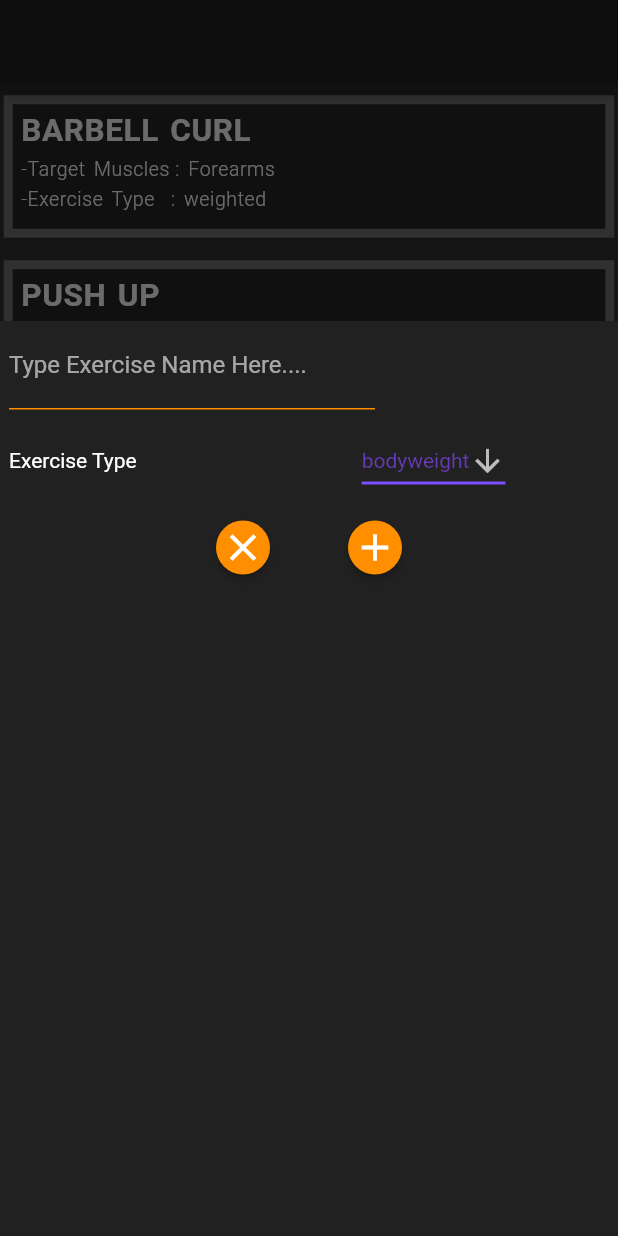
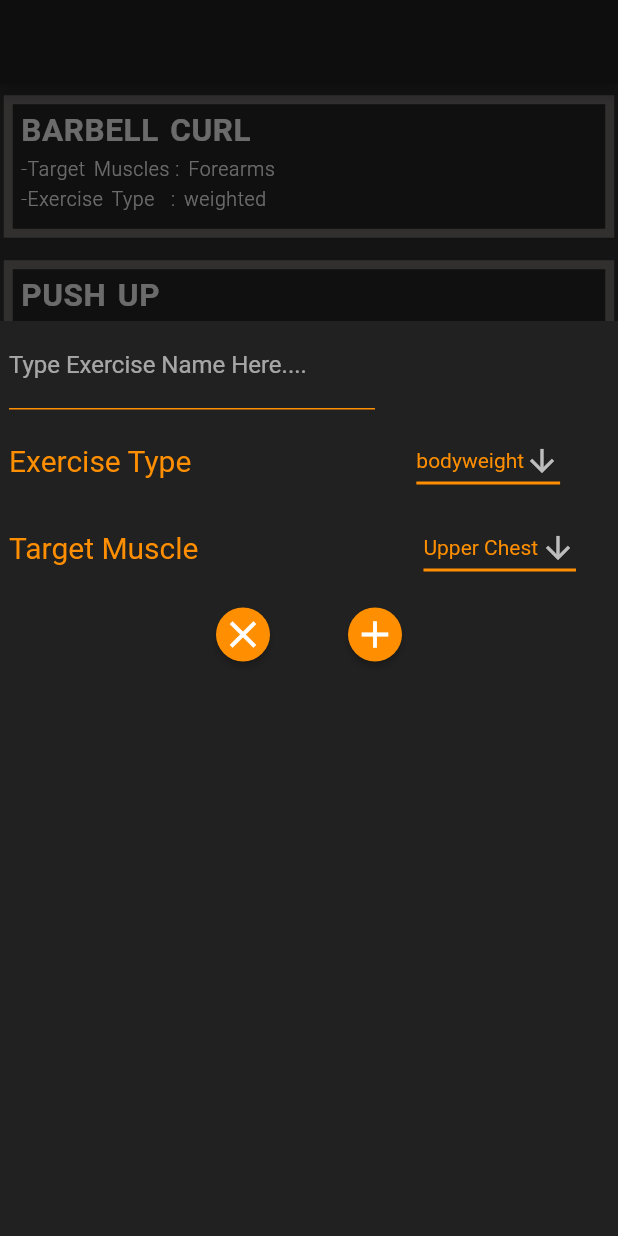
Before and after one commit to KuhakuPixel/Workout_Logger_App, a Flutter app: the screen it shows after launch, after a tap on the "add" icon, on a phone screen of 412 x 824 dp. Run offline on Flutter 3.47's test engine with Material 2 defaults, Android fonts, the phone set to English and light mode, and no system bars.

Commit message:
new changes

```diff
--- a/lib/ContentPages/page.dart
+++ b/lib/ContentPages/page.dart
@@ -6,19 +6,23 @@ class ApplicationPage extends StatelessWidget {
 
   ///this property will have some spacing specified by the constructor
   List<Widget> contentsList;
+   ///list of the widget that will be put in the modal bototm page
   List<Widget> modalPageWidgets;
-  //constructor
+  ///
   ApplicationPage({
     @required this.pageTitle,
+    ///space between the item:Workout,schedule and ect
     @required double spaceBetweenItem,
+    ///the item of the main content of the page
     @required List<Widget> itemList,
+
     @required this.modalPageWidgets,
   }) {
-    this.contentsList = BuildContentsListWidget(spaceBetweenItem, itemList);
+    this.contentsList = BuildWidgetsWithSpace(spaceBetweenItem, itemList);
   }
 
   ///returns in a list of widget with spacing between childs
-  List<Widget> BuildContentsListWidget(
+  List<Widget> BuildWidgetsWithSpace(
       double spaceBetweenItem, List<Widget> itemList) {
     List<Widget> newContentsList = [];
 
--- a/lib/CustomWidget/DetailsAndDropDown.dart
+++ b/lib/CustomWidget/DetailsAndDropDown.dart
@@ -6,6 +6,9 @@ class DropDownWithDetails extends StatelessWidget {
   final String detailStringValue;
   final List<Widget> dropDownItemList;
   final double spaceBetween;
+
+  ///called when the user pick a different value for the dropdown
+  ///,Function reference that will get passed to the dropDown onChanged parameter
   final void Function(String) onDropDownValueChanged;
   DropDownWithDetails({
     @required this.dropDownStringValue,
@@ -20,7 +23,14 @@ class DropDownWithDetails extends StatelessWidget {
       child: Row(
         children: <Widget>[
           //text widget
-          Text(this.detailStringValue),
+
+          Text(
+            this.detailStringValue,
+            style: TextStyle(
+              color: Colors.amber[800],
+              fontSize: 20,
+            ),
+          ),
           SizedBox(width: this.spaceBetween),
           //the drop down
           DropdownButton<String>(
@@ -28,10 +38,10 @@ class DropDownWithDetails extends StatelessWidget {
             icon: Icon(Icons.arrow_downward),
             iconSize: 24,
             elevation: 16,
-            style: TextStyle(color: Colors.deepPurple),
+            style: TextStyle(color: Colors.amber[800]),
             underline: Container(
               height: 2,
-              color: Colors.deepPurpleAccent,
+              color: Colors.amber[800],
             ),
 
             ///bug :how can we set the state  because it is build via  showModalBottomSheet
--- a/lib/ExerciseClass/ExerciseGlobalClass.dart
+++ b/lib/ExerciseClass/ExerciseGlobalClass.dart
@@ -42,9 +42,11 @@ List<String> muscleList = [
 ];
 
 class ExerciseConverterClass {
-  static List<String> exerciseTypeList=ConvertExerciseTypeToStrings();
+  static List<String> exerciseTypeList = ConvertExerciseTypeToStrings();
+
   ///return a enum value in a string format
   static String ConvertEnumToString({ExerciseType enumValue}) {
+    //because toString will return "Enum.Value"
     return enumValue.toString().split(".")[1];
   }
 
--- a/lib/ExerciseClass/ExercisePage.dart
+++ b/lib/ExerciseClass/ExercisePage.dart
@@ -25,10 +25,7 @@ class _ExercisePageState extends State<ExercisePage> {
         enumValue: ExerciseType.bodyweight),
   );
   DropDownValueWrapper targetMuscleDropDownValueWrapper =
-      new DropDownValueWrapper(
-    ExerciseConverterClass.ConvertEnumToString(
-        enumValue: ExerciseType.bodyweight),
-  );
+      new DropDownValueWrapper(muscleList[0]);
 
   ///Alternative to passing variable by reference
   void ChangeDropDownValue(
@@ -163,7 +160,42 @@ class _ExercisePageState extends State<ExercisePage> {
             );
           },
         ),
+        SizedBox(
+          height: 10,
+        ),
+        //dropdown with details for chosing the target muscle
+        StatefulBuilder(
+          builder: (BuildContext context, StateSetter setState) {
+            return Container(
+              child: DropDownWithDetails(
+                dropDownStringValue:
+                    targetMuscleDropDownValueWrapper.stringValue,
+                detailStringValue: "Target Muscle",
+                spaceBetween: 150,
+                //map the exerciseTypeList into DropdownMenuItem<String> type
+                dropDownItemList:
+                    muscleList.map<DropdownMenuItem<String>>((String value) {
+                  //specify the widget that is returned
+                  return DropdownMenuItem<String>(
+                    value: value,
+                    child: Text(value),
+                  );
+                }).toList(),
 
+                onDropDownValueChanged: (String dropDownChangedValue) {
+                  //print("Value " + dropDownChangedValue);
+                  setState(() {
+                    targetMuscleDropDownValueWrapper.stringValue =
+                        dropDownChangedValue;
+                  });
+                },
+              ),
+              padding: EdgeInsets.only(
+                left: modalWidgetsLeftPaddingValue,
+              ),
+            );
+          },
+        ),
         /*
         DropdownButton<String>(
           value: exerciseTypeDropDownValueWrapper.stringValue,
```
